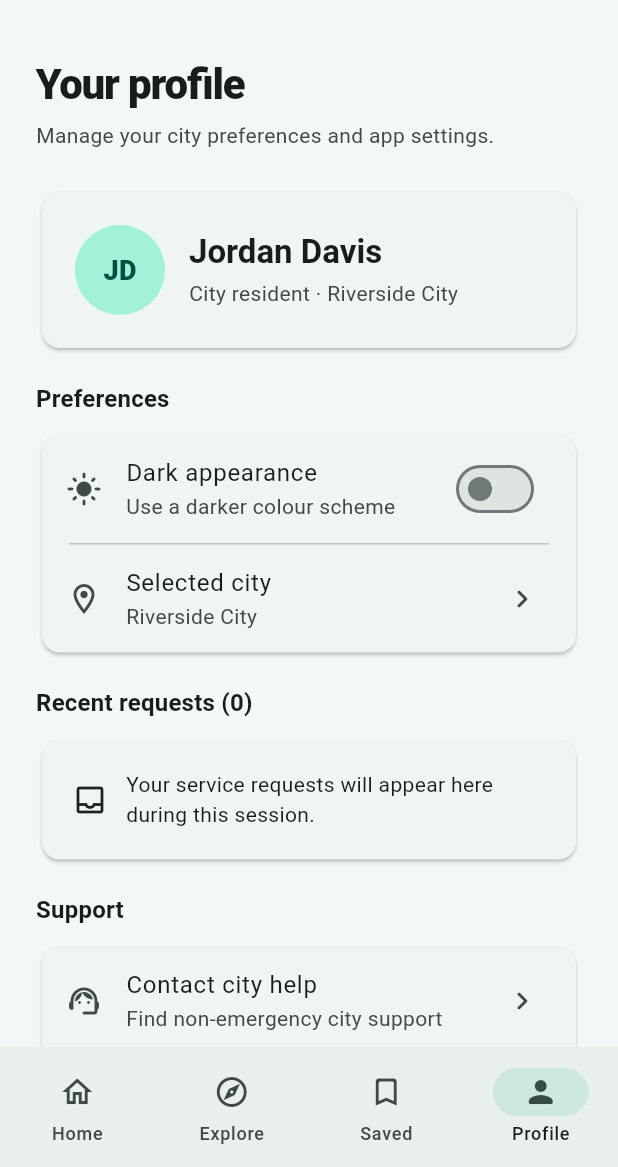
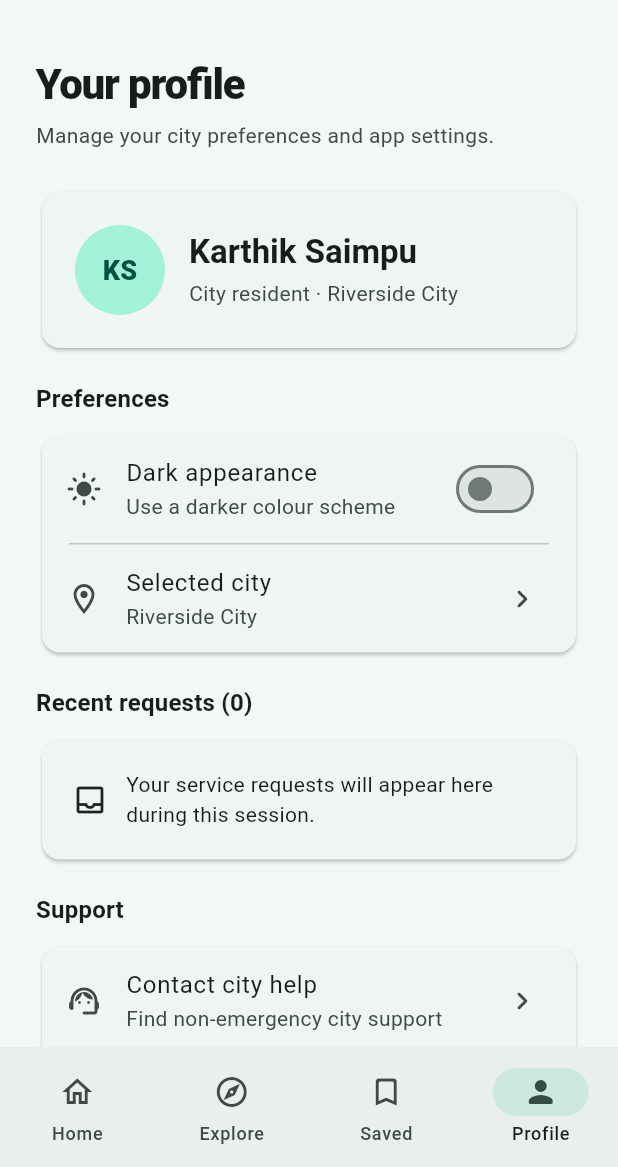
Before and after one commit to Saimpu/Flutter-App, a Flutter app: the screen it shows after launch, item 4 of the bottom bar chosen, on a phone screen of 412 x 824 dp, the part 69-1236 px from its top. Run offline on Flutter 3.47's test engine with Material 3 defaults, Android fonts, the phone set to English and light mode, and no system bars.

Commit message:
Update profile name and initials

```diff
--- a/lib/screens/profile_screen.dart
+++ b/lib/screens/profile_screen.dart
@@ -53,7 +53,7 @@ class ProfileScreen extends StatelessWidget {
                         radius: 30,
                         backgroundColor: colors.primaryContainer,
                         child: Text(
-                          'JD',
+                          'KS',
                           style: TextStyle(
                             color: colors.onPrimaryContainer,
                             fontWeight: FontWeight.w800,
@@ -66,7 +66,7 @@ class ProfileScreen extends StatelessWidget {
                         child: Column(
                           crossAxisAlignment: CrossAxisAlignment.start,
                           children: [
-                            Text('Jordan Davis',
+                            Text('Karthik Saimpu',
                                 style: Theme.of(context)
                                     .textTheme
                                     .titleLarge
```
